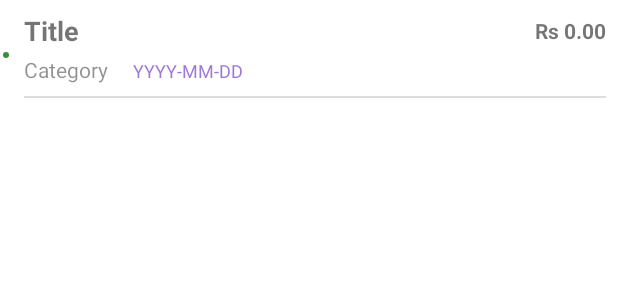
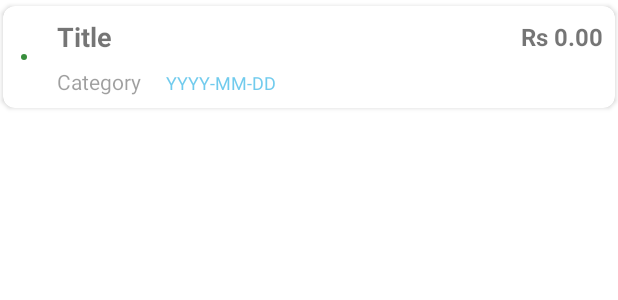
Before and after one commit to somanisushant23/ExpM, an Android app: the layout item_entry.xml on its own in the app's theme, with its tools: preview values and no code run, on a phone screen of 412 x 824 dp. Shown: the top 300 px of the screen. Run offline under Robolectric (Android 15) with nearby library versions, the phone set to English and light mode, and no system bars.

Commit message:
THeme changes

```diff
--- a/app/src/main/res/layout/activity_main.xml
+++ b/app/src/main/res/layout/activity_main.xml
@@ -53,7 +53,7 @@
                         android:layout_height="wrap_content"
                         android:text=""
                         android:textSize="12sp"
-                        android:textColor="@android:color/darker_gray"
+                        android:textColor="@android:color/holo_blue_dark"
                         android:visibility="gone" />
 
                     <TextView
--- a/app/src/main/res/layout/item_entry.xml
+++ b/app/src/main/res/layout/item_entry.xml
@@ -1,5 +1,16 @@
 <?xml version="1.0" encoding="utf-8"?>
-<LinearLayout xmlns:android="http://schemas.android.com/apk/res/android"
+<com.google.android.material.card.MaterialCardView xmlns:android="http://schemas.android.com/apk/res/android"
+    xmlns:app="http://schemas.android.com/apk/res-auto"
+    android:layout_width="match_parent"
+    android:layout_height="wrap_content"
+    android:layout_marginStart="2dp"
+    android:layout_marginEnd="2dp"
+    android:layout_marginTop="4dp"
+    android:layout_marginBottom="4dp"
+    app:cardCornerRadius="8dp"
+    app:cardElevation="2dp">
+
+    <LinearLayout
         android:layout_width="match_parent"
         android:layout_height="wrap_content"
         android:orientation="horizontal">
@@ -9,8 +20,8 @@
             android:layout_width="4dp"
             android:layout_height="4dp"
             android:layout_gravity="center_vertical"
-        android:layout_marginStart="2dp"
-        android:layout_marginEnd="2dp"
+            android:layout_marginStart="12dp"
+            android:layout_marginEnd="12dp"
             android:background="@drawable/circle_indicator" />
 
         <LinearLayout
@@ -39,7 +50,7 @@
                     android:layout_width="wrap_content"
                     android:layout_height="wrap_content"
                     android:text="@string/item_amount_placeholder"
-                android:textSize="14sp"
+                    android:textSize="16sp"
                     android:textStyle="bold" />
             </LinearLayout>
 
@@ -47,7 +58,7 @@
                 android:layout_width="match_parent"
                 android:layout_height="wrap_content"
                 android:orientation="horizontal"
-            android:layout_marginTop="4dp">
+                android:layout_marginTop="8dp">
 
                 <TextView
                     android:id="@+id/tv_category"
@@ -55,7 +66,7 @@
                     android:layout_height="wrap_content"
                     android:text="@string/item_category_placeholder"
                     android:textSize="14sp"
-                android:alpha="0.8" />
+                    android:alpha="0.7" />
 
                 <TextView
                     android:id="@+id/tv_date"
@@ -65,15 +76,11 @@
                     android:layout_marginStart="16dp"
                     android:textColor="@color/purple_200"
                     android:textSize="12sp"
-                android:alpha="0.8" />
+                    android:alpha="0.7" />
             </LinearLayout>
-
-        <View
-            android:layout_width="match_parent"
-            android:layout_height="1dp"
-            android:layout_marginTop="8dp"
-            android:background="#22000000" />
 
         </LinearLayout>
 
     </LinearLayout>
+
+</com.google.android.material.card.MaterialCardView>
--- a/app/src/main/res/values/colors.xml
+++ b/app/src/main/res/values/colors.xml
@@ -1,10 +1,11 @@
 <?xml version="1.0" encoding="utf-8"?>
 <resources>
-    <color name="purple_200">#FF8656CC</color>
-    <color name="purple_500">#FF6200EE</color>
-    <color name="purple_700">#FF3700B3</color>
+    <color name="purple_200">@android:color/holo_blue_light</color>
+    <color name="purple_500">@android:color/holo_blue_dark</color>
+    <color name="purple_700">@android:color/holo_blue_bright</color>
     <color name="teal_200">#FF03DAC5</color>
     <color name="teal_700">#FF018786</color>
+
     <color name="black">#FF000000</color>
     <color name="white">#FFFFFFFF</color>
 </resources>
```
Lines whose indentation alone changed are shown as unchanged.
